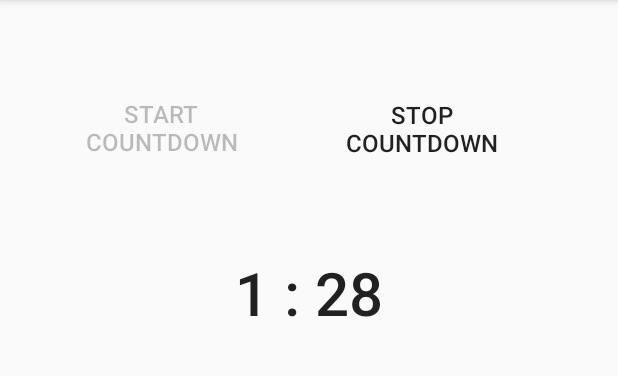
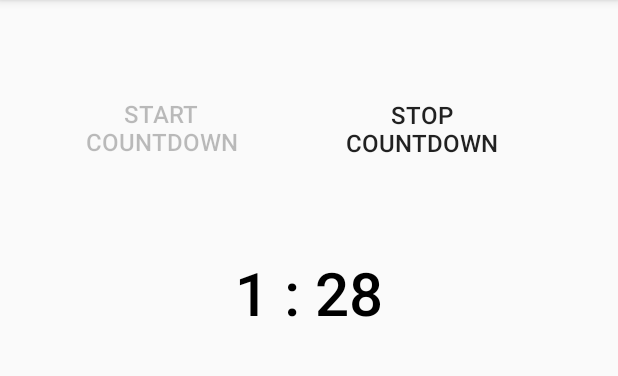
Before and after one commit to gapso8/ActivityGame, an Android app: the SecondActivity screen opened directly, with no data from a screen before it, after a tap on "START COUNTDOWN", on a phone screen of 412 x 824 dp, the part 84-460 px from its top. Run offline under Robolectric (Android 15) with nearby library versions, the phone set to English and light mode, and no system bars.

Commit message:
gradle fix03

```diff
--- a/app/src/main/java/com/example/gaper/activity/SecondActivity.java
+++ b/app/src/main/java/com/example/gaper/activity/SecondActivity.java
@@ -1,5 +1,7 @@
 package com.example.gaper.activity;
 
+import android.graphics.Color;
+import android.media.MediaPlayer;
 import android.os.Bundle;
 import android.os.CountDownTimer;
 import android.view.View;
@@ -27,6 +29,8 @@ public class SecondActivity extends MainActivity {
     private String[] words;
     private String[] presentation = {"speaking", "drawing", "pantomime"};
     private String a = "";
+    MediaPlayer mp;
+
 
     private View.OnClickListener btnClickListener = new View.OnClickListener() {
         @Override
@@ -34,6 +38,7 @@ public class SecondActivity extends MainActivity {
             switch (v.getId()) {
                 case R.id.start:
                     start(90);
+                    time.setTextColor(Color.parseColor("#000000"));
                     enableButtons(true, 4);
                     break;
                 case R.id.stop:
@@ -81,15 +86,18 @@ public class SecondActivity extends MainActivity {
         end = (Button) findViewById(R.id.end);
         end.setOnClickListener(btnClickListener);
 
+
         createWordsList();
         //setRandomWord();
         word.setText(null);
         share.setText(null);
+        mp  = MediaPlayer.create(this, R.raw.sound);
     }
+
+
 
     public void start(int timeS) {
         time.setText(null);
-
         countDownTimer = new CountDownTimer(timeS * 1000, 1000) {
             @Override
             public void onTick(long millisUntilFinished) {
@@ -97,12 +105,17 @@ public class SecondActivity extends MainActivity {
 
                 int sek = (int)millisUntilFinished / 1000;
                 int minute = sek / 60;
-                int preoStaleSekunde = sek - minute * 60;
-                time.setText("" + minute + " : " + preoStaleSekunde);
+                int preostaleSekunde = sek - minute * 60;
+                time.setText("" + minute + " : " + preostaleSekunde);
+                if(preostaleSekunde == 5){
+                    time.setTextColor(Color.parseColor("#FF0000"));
+                    mp.start();
+                }
             }
             @Override
             public void onFinish() {
                 time.setText("Time's up!");
+                mp.start();
             }
         };
 
--- a/app/src/main/res/layout/activity_main.xml
+++ b/app/src/main/res/layout/activity_main.xml
@@ -27,11 +27,13 @@
 
     <ImageButton
         android:id="@+id/imageButton"
-        android:layout_width="98dp"
-        android:layout_height="99dp"
+        android:layout_width="182dp"
+        android:layout_height="100dp"
         android:layout_marginBottom="196dp"
+        android:scaleType="fitCenter"
         app:layout_constraintBottom_toBottomOf="parent"
         app:layout_constraintEnd_toEndOf="parent"
+        app:layout_constraintHorizontal_bias="0.502"
         app:layout_constraintStart_toStartOf="parent"
         app:layout_constraintTop_toBottomOf="@+id/textView"
         app:srcCompat="@drawable/startbutton" />
```
Also changed, not shown: app/src/main/java/com/example/gaper/activity/EndActivity.java (added, +13 -0 lines), app/src/main/res/layout/activity_end.xml (added, +9 -0 lines), app/src/main/res/drawable-hdpi/startbutton.jpg, app/src/main/res/drawable-mdpi/startbutton.jpg, app/src/main/res/drawable-xhdpi/startbutton.jpg, app/src/main/res/drawable-xxhdpi/startbutton.jpg, app/src/main/res/drawable-xxxhdpi/startbutton.jpg, 1 other file.
